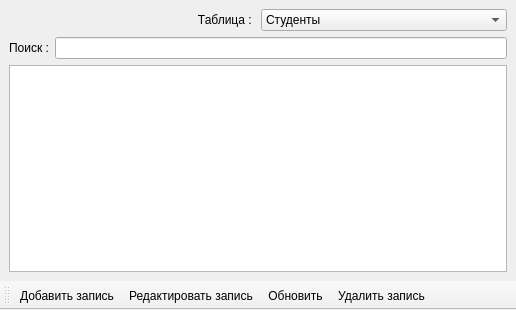
First picture: the form in clients_subsystem/rii/ui/DataBaseForm.ui, repository Mukudori/IntellectualDialogueSystem, before the edit.
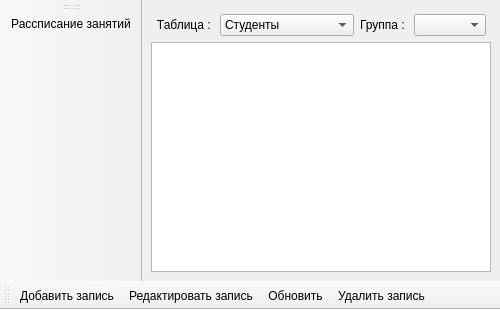
Second picture: the form after the edit. Icons and pictures are not drawn.

```diff
--- a/clients_subsystem/rii/ui/DataBaseForm.ui
+++ b/clients_subsystem/rii/ui/DataBaseForm.ui
@@ -6,7 +6,7 @@
    <rect>
     <x>0</x>
     <y>0</y>
-    <width>516</width>
+    <width>457</width>
     <height>310</height>
    </rect>
   </property>
@@ -21,6 +21,15 @@
    <layout class="QVBoxLayout" name="verticalLayout">
     <item>
      <layout class="QHBoxLayout" name="horizontalLayout_2">
+      <property name="leftMargin">
+       <number>5</number>
+      </property>
+      <property name="topMargin">
+       <number>5</number>
+      </property>
+      <property name="rightMargin">
+       <number>5</number>
+      </property>
       <item>
        <widget class="QLabel" name="label">
         <property name="text">
@@ -33,6 +42,12 @@
       </item>
       <item>
        <widget class="QComboBox" name="comboBox">
+        <property name="sizePolicy">
+         <sizepolicy hsizetype="Expanding" vsizetype="Fixed">
+          <horstretch>0</horstretch>
+          <verstretch>0</verstretch>
+         </sizepolicy>
+        </property>
         <item>
          <property name="text">
           <string>Студенты</string>
@@ -55,14 +70,10 @@
         </item>
        </widget>
       </item>
-     </layout>
-    </item>
-    <item>
-     <layout class="QHBoxLayout" name="horizontalLayout">
       <item>
-       <widget class="QLabel" name="label_2">
+       <widget class="QLabel" name="lView">
         <property name="text">
-         <string>Поиск :</string>
+         <string>Группа : </string>
         </property>
         <property name="alignment">
          <set>Qt::AlignRight|Qt::AlignTrailing|Qt::AlignVCenter</set>
@@ -70,7 +81,14 @@
        </widget>
       </item>
       <item>
-       <widget class="QLineEdit" name="lineEdit"/>
+       <widget class="QComboBox" name="cbView">
+        <property name="sizePolicy">
+         <sizepolicy hsizetype="Expanding" vsizetype="Fixed">
+          <horstretch>0</horstretch>
+          <verstretch>0</verstretch>
+         </sizepolicy>
+        </property>
+       </widget>
       </item>
      </layout>
     </item>
@@ -87,6 +105,9 @@
    <property name="windowTitle">
     <string>toolBar</string>
    </property>
+   <property name="layoutDirection">
+    <enum>Qt::LeftToRight</enum>
+   </property>
    <attribute name="toolBarArea">
     <enum>BottomToolBarArea</enum>
    </attribute>
@@ -98,6 +119,18 @@
    <addaction name="refreshView"/>
    <addaction name="delRecord"/>
   </widget>
+  <widget class="QToolBar" name="toolBar_2">
+   <property name="windowTitle">
+    <string>toolBar_2</string>
+   </property>
+   <attribute name="toolBarArea">
+    <enum>LeftToolBarArea</enum>
+   </attribute>
+   <attribute name="toolBarBreak">
+    <bool>false</bool>
+   </attribute>
+   <addaction name="actTimeTable"/>
+  </widget>
   <action name="addRecord">
    <property name="icon">
     <iconset>
@@ -158,6 +191,18 @@
     <string>Ctrl+R</string>
    </property>
   </action>
+  <action name="actTimeTable">
+   <property name="icon">
+    <iconset>
+     <normaloff>../../../pics/schedule.png</normaloff>../../../pics/schedule.png</iconset>
+   </property>
+   <property name="text">
+    <string>Рассписание занятий</string>
+   </property>
+   <property name="toolTip">
+    <string>Рассписание занятий</string>
+   </property>
+  </action>
  </widget>
  <resources/>
  <connections/>
```
Left out of the diff: 8 changed lines with no effect on the pictures.
